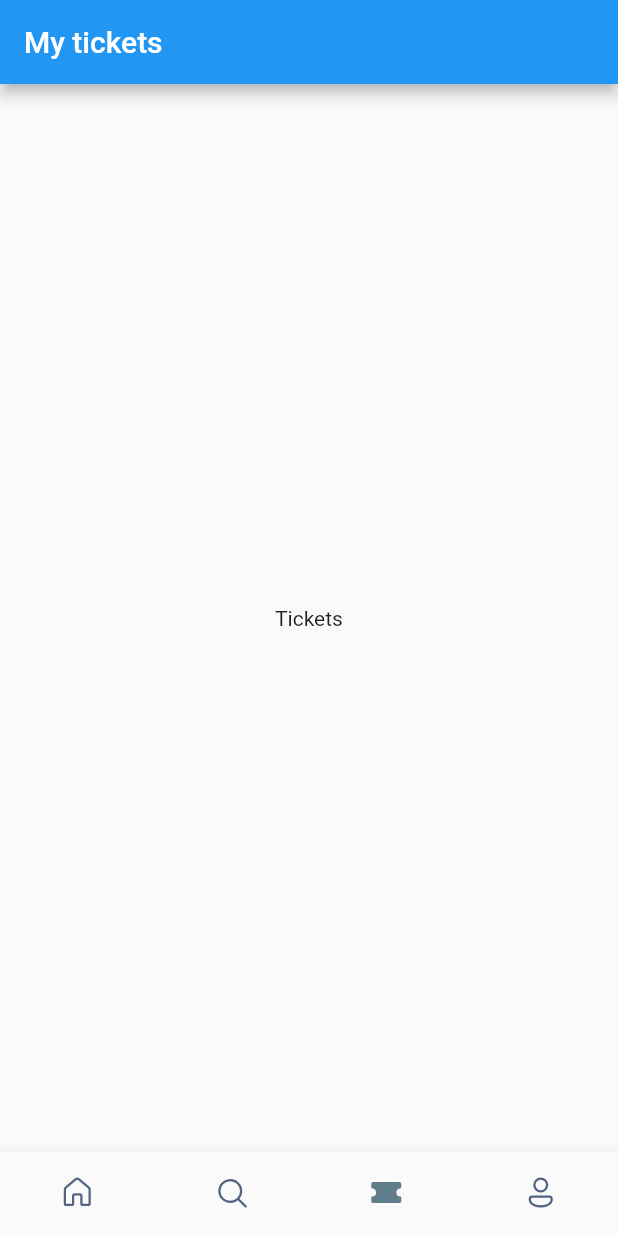
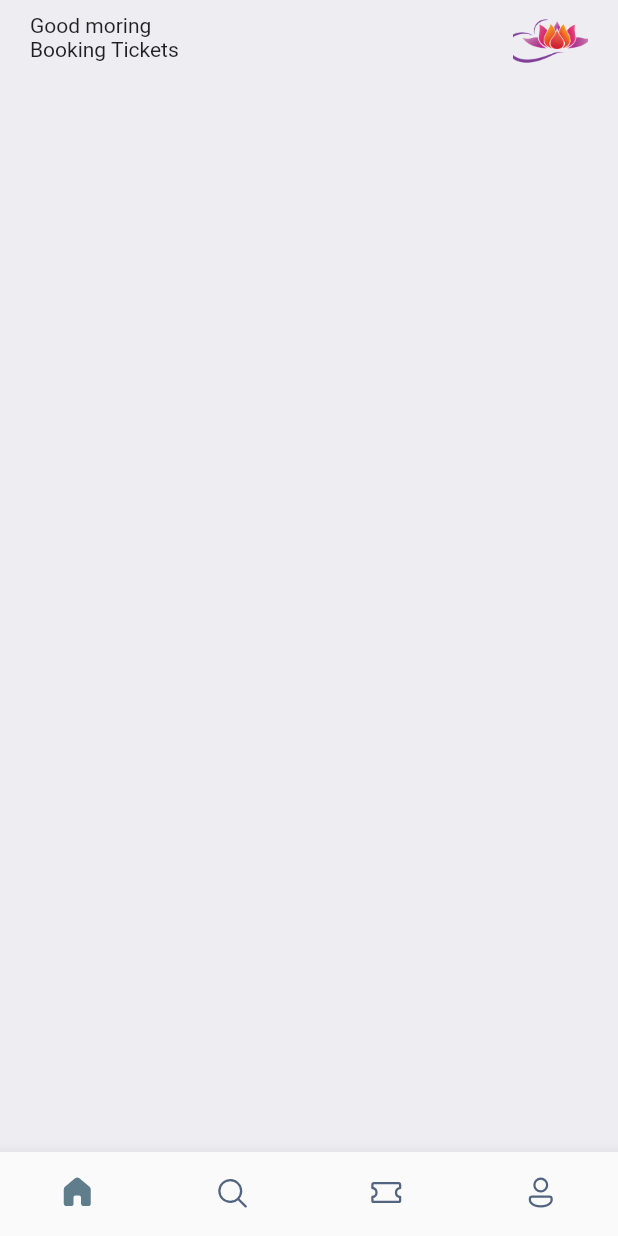
Before and after one commit to Malao-Ang/flutter-ui-Ticket-Booking-App, a Flutter app: the screen it shows after launch, on a phone screen of 412 x 824 dp. Run offline on Flutter 3.47's test engine with Material 2 defaults, Android fonts, the phone set to English and light mode, and no system bars; our stand-ins replace fluentui_icons.

Commit message:
create style

```diff
--- a/lib/main.dart
+++ b/lib/main.dart
@@ -13,6 +13,7 @@ class MyApp extends StatelessWidget {
   Widget build(BuildContext context) {
     return MaterialApp(
       title: 'Flutter Demo',
+      debugShowCheckedModeBanner: false,
       theme: ThemeData(
         primarySwatch: Colors.blue,
       ),
--- a/lib/screens/bottom_bar.dart
+++ b/lib/screens/bottom_bar.dart
@@ -1,3 +1,4 @@
+import 'package:booking_app/screens/home_screen.dart';
 import 'package:fluentui_icons/fluentui_icons.dart';
 import 'package:flutter/material.dart';
 import 'package:flutter/src/widgets/framework.dart';
@@ -11,9 +12,9 @@ class BottomBar extends StatefulWidget {
 }
 
 class _BottomBarState extends State<BottomBar> {
-  int _selectedIndex = 2;
+  int _selectedIndex = 0;
   static final List<Widget> _widgetOptions = <Widget>[
-    const Text("Home"),
+    HomeScreen(),
     const Text("Search"),
     const Text("Tickets"),
     const Text("Profile"),
@@ -28,9 +29,6 @@ class _BottomBarState extends State<BottomBar> {
   @override
   Widget build(BuildContext context) {
     return Scaffold(
-      appBar: AppBar(
-        title: Text('My tickets'),
-      ),
       body: Center(child: _widgetOptions[_selectedIndex]),
       bottomNavigationBar: BottomNavigationBar(
           currentIndex: _selectedIndex,
--- /dev/null
+++ b/lib/screens/home_screen.dart
@@ -0,0 +1,43 @@
+import 'package:flutter/material.dart';
+import 'package:flutter/src/widgets/framework.dart';
+import 'package:flutter/src/widgets/placeholder.dart';
+
+class HomeScreen extends StatelessWidget {
+  const HomeScreen({super.key});
+
+  @override
+  Widget build(BuildContext context) {
+    return Scaffold(
+      backgroundColor: Color(0xFFeeedf2),
+      body: ListView(
+        children: [
+          Container(
+            padding: const EdgeInsets.symmetric(horizontal: 20),
+            child: Column(
+              children: [
+                Row(
+                  mainAxisAlignment: MainAxisAlignment.spaceBetween,
+                  children: [
+                    Column(
+                      crossAxisAlignment: CrossAxisAlignment.start,
+                      children: [Text("Good moring"), Text("Booking Tickets")],
+                    ),
+                    Container(
+                      height: 50,
+                      width: 50,
+                      decoration: BoxDecoration(
+                          borderRadius: BorderRadius.circular(10),
+                          image: DecorationImage(
+                              fit: BoxFit.fitHeight,
+                              image: AssetImage("assets/images/img_1.png"))),
+                    )
+                  ],
+                )
+              ],
+            ),
+          )
+        ],
+      ),
+    );
+  }
+}
```
Also changed, not shown: lib/utils/app_styles.dart (added, +20 -0 lines), pubspec.yaml (+4 -3 lines), assets/images/img_1.png (added).
